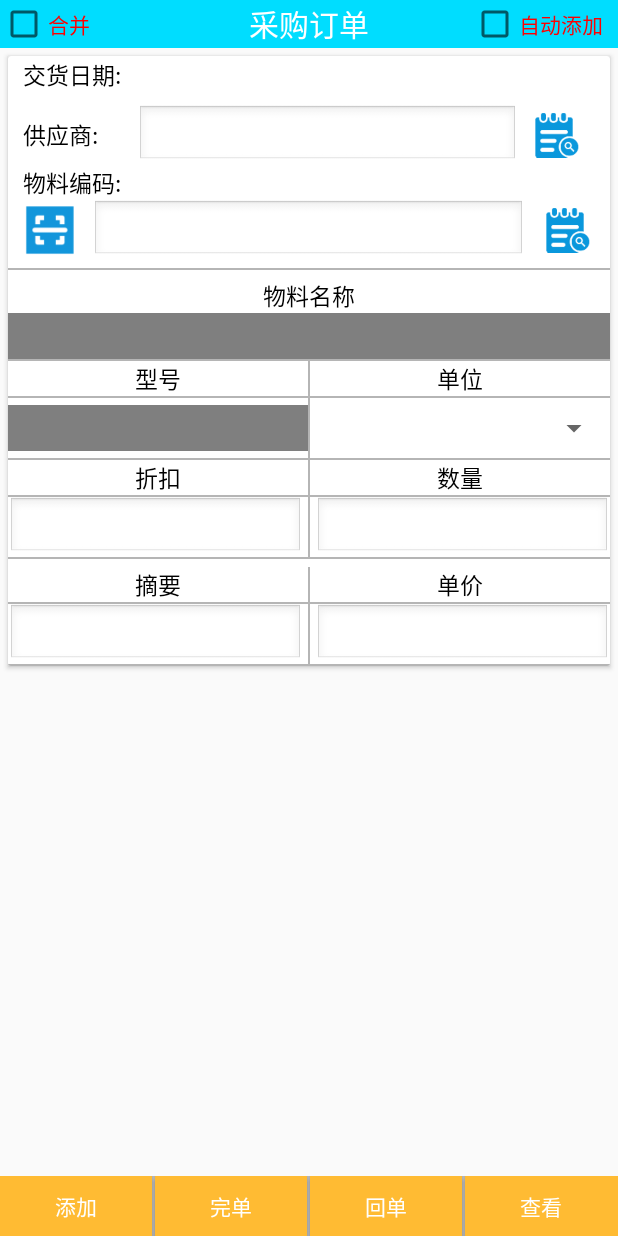
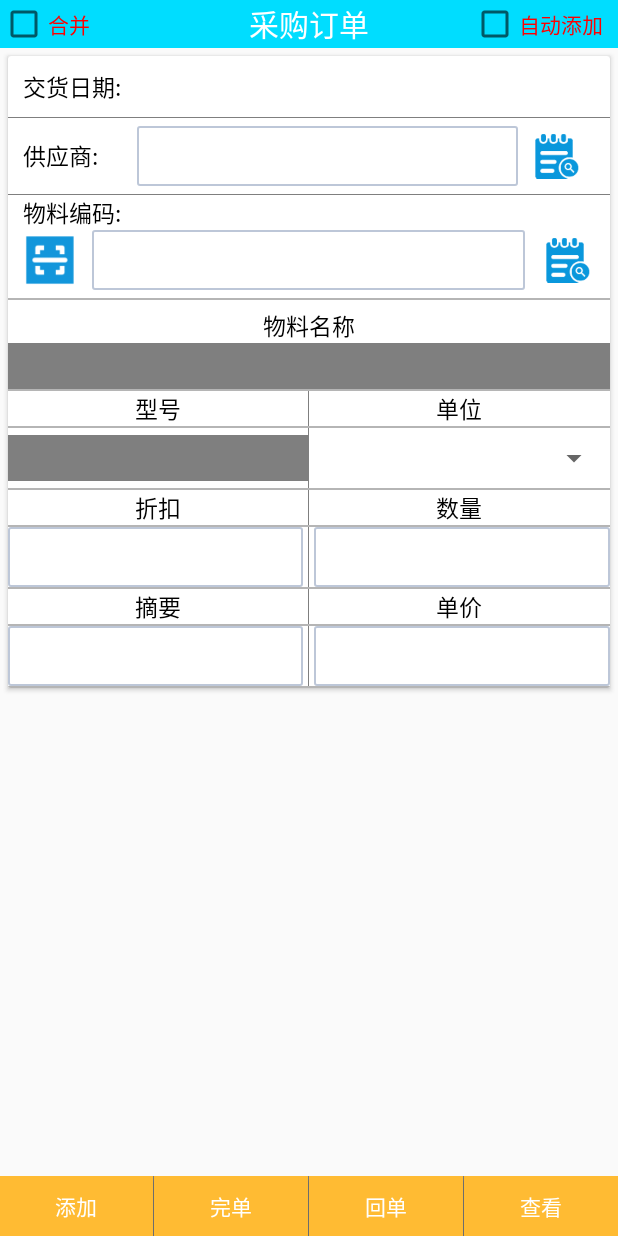
Before and after one commit to huohehuo/KingdeePDAstandard, an Android app: the layout activity_purchase_order.xml on its own in the app's theme, with its tools: preview values and no code run, on a phone screen of 412 x 824 dp. Run offline under Robolectric (Android 15) with nearby library versions, the phone set to English and light mode, and no system bars.

Commit message:
添加M80S扫码设备

```diff
--- a/app/build.gradle
+++ b/app/build.gradle
@@ -41,7 +41,7 @@ android {
 }
 
 greendao {
-    schemaVersion 3
+    schemaVersion 4
     daoPackage 'com.fangzuo.greendao.gen'
     targetGenDir 'src/main/java'
 }
--- a/app/src/main/java/com/fangzuo/assist/Activity/SettingMenuActivity.java
+++ b/app/src/main/java/com/fangzuo/assist/Activity/SettingMenuActivity.java
@@ -104,6 +104,7 @@ public class SettingMenuActivity extends BaseActivity {
 //                tvVerApp.setText("app:" + Info.TestNo);
 //            }
 //        }
+        tvVerApp.setText("app:" + getVersionName());
         App.getRService().doIOAction(WebApi.ServiceVersion, "", new MySubscribe<CommonResponse>() {
             @Override
             public void onNext(CommonResponse commonResponse) {
@@ -113,7 +114,7 @@ public class SettingMenuActivity extends BaseActivity {
 
             @Override
             public void onError(Throwable e) {
-                tvVerWeb.setText("web service:服务器未响应");
+                tvVerWeb.setText("web service:error");
 //                super.onError(e);
             }
         });
--- a/app/src/main/java/com/fangzuo/assist/Activity/SplashActivity.java
+++ b/app/src/main/java/com/fangzuo/assist/Activity/SplashActivity.java
@@ -243,9 +243,13 @@ public class SplashActivity extends AppCompatActivity  implements EasyPermission
                     Hawk.put(Config.PDA,6);
                     App.PDA_Choose =6;
                     Toast.showText(mContext,"选择了M36"+App.PDA_Choose);
-                } else if ("手机端".equals(string)) {
+                } else if ("M80s".equals(string)) {
                     Hawk.put(Config.PDA,7);
                     App.PDA_Choose =7;
+                    Toast.showText(mContext,"M80s"+App.PDA_Choose);
+                } else if ("手机端".equals(string)) {
+                    Hawk.put(Config.PDA,110);
+                    App.PDA_Choose =110;
                     Toast.showText(mContext,"选择了手机端"+App.PDA_Choose);
                 }
             }
--- a/app/src/main/java/com/fangzuo/assist/Utils/Config.java
+++ b/app/src/main/java/com/fangzuo/assist/Utils/Config.java
@@ -17,7 +17,7 @@ public class Config {
 
     public static final String DATABASESETTING = "master";
     public static final String PDA = "PDA";
-    public static final String[] PDA_Type = {"请选择设备型号","G02A设备", "8000设备", "5000设备","M60","新大陆","M36","手机端"};
+    public static final String[] PDA_Type = {"请选择设备型号","G02A设备", "8000设备", "5000设备","M60","新大陆","M36","M80s","手机端"};
 
     //用于接口回调的判断------------------------------------------
     public static final String IO_type_Test="IO_type_Test";
--- a/app/src/main/java/com/fangzuo/greendao/gen/DaoMaster.java
+++ b/app/src/main/java/com/fangzuo/greendao/gen/DaoMaster.java
@@ -14,10 +14,10 @@ import org.greenrobot.greendao.identityscope.IdentityScopeType;
 
 // THIS CODE IS GENERATED BY greenDAO, DO NOT EDIT.
 /**
- * Master of DAO (schema version 3): knows all DAOs.
+ * Master of DAO (schema version 4): knows all DAOs.
  */
 public class DaoMaster extends AbstractDaoMaster {
-    public static final int SCHEMA_VERSION = 3;
+    public static final int SCHEMA_VERSION = 4;
 
     /** Creates underlying database table using DAOs. */
     public static void createAllTables(Database db, boolean ifNotExists) {
--- a/app/src/main/res/drawable/edittext_focused.xml
+++ b/app/src/main/res/drawable/edittext_focused.xml
@@ -6,5 +6,5 @@
 
     <stroke
         android:width="1dip"
-        android:color="#728ea3" />
+        android:color="#427ba6" />
 </shape>
--- a/app/src/main/res/layout/activity_purchase_order.xml
+++ b/app/src/main/res/layout/activity_purchase_order.xml
@@ -69,6 +69,7 @@
                         android:layout_marginLeft="10dp"
                         android:layout_marginRight="10dp"
                         android:gravity="center_vertical"
+                        android:layout_marginTop="8dp"
                         android:layout_marginBottom="8dp"
                         android:orientation="horizontal">
 
@@ -87,10 +88,14 @@
                             android:textSize="18sp" />
                     </LinearLayout>
 
+                    <include layout="@layout/line_heng"/>
+
                     <LinearLayout
                         android:layout_width="match_parent"
                         android:layout_height="wrap_content"
                         android:gravity="center_vertical"
+                        android:layout_marginTop="5dp"
+                        android:layout_marginBottom="5dp"
                         android:layout_marginLeft="10dp"
                         android:orientation="horizontal">
 
@@ -107,7 +112,8 @@
                             android:layout_width="0dp"
                             android:layout_height="40dp"
                             android:layout_weight="5"
-                            android:background="@android:drawable/edit_text"
+                            android:paddingLeft="10dp"
+                            android:background="@drawable/bg_edittext_selector"
                             android:gravity="center"
                             android:selectAllOnFocus="true"
                             android:singleLine="true" />
@@ -127,7 +133,7 @@
                         </RelativeLayout>
 
                     </LinearLayout>
-
+                    <include layout="@layout/line_heng"/>
                     <TextView
                         android:layout_width="match_parent"
                         android:layout_height="wrap_content"
@@ -166,7 +172,8 @@
                             android:layout_marginLeft="10dp"
                             android:layout_marginRight="10dp"
                             android:layout_weight="8"
-                            android:background="@android:drawable/edit_text"
+                            android:paddingLeft="10dp"
+                            android:background="@drawable/bg_edittext_selector"
                             android:gravity="center_vertical"
                             android:imeOptions="actionNone"
                             android:selectAllOnFocus="true"
@@ -236,10 +243,8 @@
                             android:textSize="15sp" />
 
 
-                        <View
-                            android:layout_width="1dp"
-                            android:layout_height="match_parent"
-                            android:background="@color/divider_color" />
+                        <include
+                            layout="@layout/line_shu"/>
 
                         <TextView
                             android:layout_width="0dp"
@@ -273,10 +278,8 @@
                             android:textColor="@color/white"
                             android:textSize="15sp" />
 
-                        <View
-                            android:layout_width="1dp"
-                            android:layout_height="match_parent"
-                            android:background="@color/divider_color" />
+                        <include
+                            layout="@layout/line_shu"/>
 
                         <com.fangzuo.assist.widget.SpinnerUnit
                             android:id="@+id/sp_unit"
@@ -306,10 +309,8 @@
                             android:textColor="@android:color/black"
                             android:textSize="15sp" />
 
-                        <View
-                            android:layout_width="1dp"
-                            android:layout_height="match_parent"
-                            android:background="@color/divider_color" />
+                        <include
+                            layout="@layout/line_shu"/>
 
                         <TextView
                             android:layout_width="0dp"
@@ -340,15 +341,14 @@
                             android:layout_height="40dp"
                             android:layout_marginRight="3dp"
                             android:layout_weight="1"
-                            android:background="@android:drawable/edit_text"
+                            android:gravity="center"
+                            android:background="@drawable/bg_edittext_selector"
                             android:inputType="numberDecimal"
                             android:singleLine="true"
                             android:textSize="15sp" />
 
-                        <View
-                            android:layout_width="1dp"
-                            android:layout_height="match_parent"
-                            android:background="@color/divider_color" />
+                        <include
+                            layout="@layout/line_shu"/>
 
                         <EditText
                             android:id="@+id/ed_num"
@@ -356,7 +356,8 @@
                             android:layout_height="40dp"
                             android:layout_marginLeft="3dp"
                             android:layout_weight="1"
-                            android:background="@android:drawable/edit_text"
+                            android:gravity="center"
+                            android:background="@drawable/bg_edittext_selector"
                             android:inputType="numberDecimal"
                             android:singleLine="true"
                             android:textSize="15sp" />
@@ -370,7 +371,6 @@
                     <LinearLayout
                         android:layout_width="match_parent"
                         android:layout_height="wrap_content"
-                        android:layout_marginTop="5dp"
                         android:gravity="center_vertical"
                         android:orientation="horizontal">
 
@@ -383,10 +383,8 @@
                             android:textColor="@android:color/black"
                             android:textSize="15sp" />
 
-                        <View
-                            android:layout_width="1dp"
-                            android:layout_height="match_parent"
-                            android:background="@color/divider_color" />
+                        <include
+                            layout="@layout/line_shu"/>
 
                         <TextView
                             android:layout_width="0dp"
@@ -416,14 +414,13 @@
                             android:layout_height="40dp"
                             android:layout_marginRight="3dp"
                             android:layout_weight="1"
-                            android:background="@android:drawable/edit_text"
+                            android:gravity="center"
+                            android:background="@drawable/bg_edittext_selector"
                             android:singleLine="true"
                             android:textSize="15sp" />
 
-                        <View
-                            android:layout_width="1dp"
-                            android:layout_height="match_parent"
-                            android:background="@color/divider_color" />
+                        <include
+                            layout="@layout/line_shu"/>
 
                         <EditText
                             android:id="@+id/ed_pricesingle"
@@ -431,7 +428,8 @@
                             android:layout_height="40dp"
                             android:layout_marginLeft="3dp"
                             android:layout_weight="1"
-                            android:background="@android:drawable/edit_text"
+                            android:gravity="center"
+                            android:background="@drawable/bg_edittext_selector"
                             android:inputType="numberDecimal"
                             android:singleLine="true"
                             android:textSize="15sp" />
@@ -468,10 +466,8 @@
                 android:text="添加"
                 android:textColor="@android:color/white" />
 
-            <View
-                android:layout_width="2dp"
-                android:layout_height="match_parent"
-                android:background="@color/divider_color" />
+            <include
+                layout="@layout/line_shu"/>
 
             <Button
                 android:id="@+id/btn_finishorder"
@@ -482,10 +478,8 @@
                 android:text="完单"
                 android:textColor="@android:color/white" />
 
-            <View
-                android:layout_width="2dp"
-                android:layout_height="match_parent"
-                android:background="@color/divider_color" />
+            <include
+                layout="@layout/line_shu"/>
 
             <Button
                 android:id="@+id/btn_backorder"
@@ -496,10 +490,8 @@
                 android:text="回单"
                 android:textColor="@android:color/white" />
 
-            <View
-                android:layout_width="2dp"
-                android:layout_height="match_parent"
-                android:background="@color/divider_color" />
+            <include
+                layout="@layout/line_shu"/>
 
             <Button
                 android:id="@+id/btn_checkorder"
```
Also changed, not shown: app/src/main/java/com/fangzuo/assist/ABase/BaseActivity.java (+32 -0 lines), app/src/main/java/com/fangzuo/assist/Activity/IpPortActivity.java (+6 -2 lines), app/src/main/res/layout/activity_setting_menu.xml (+6 -6 lines).
